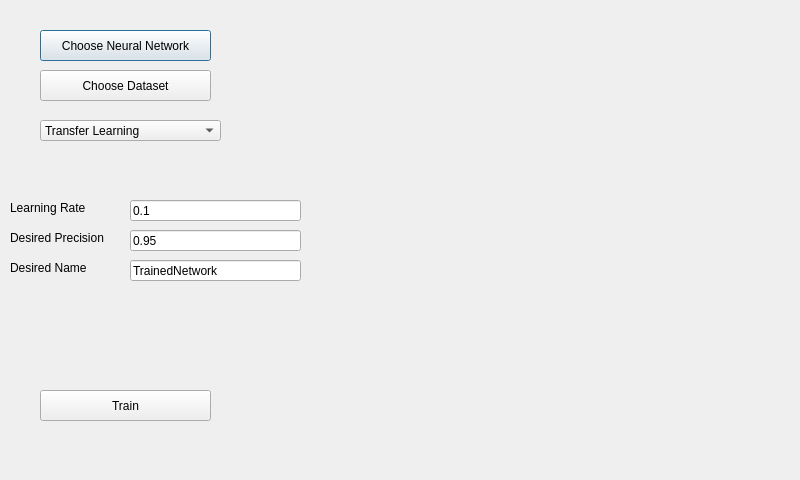
JohannesHaering/PSE, file ImplementationPhase/View/ViewModule/ui/TrainingPanel.ui: the form before one commit.
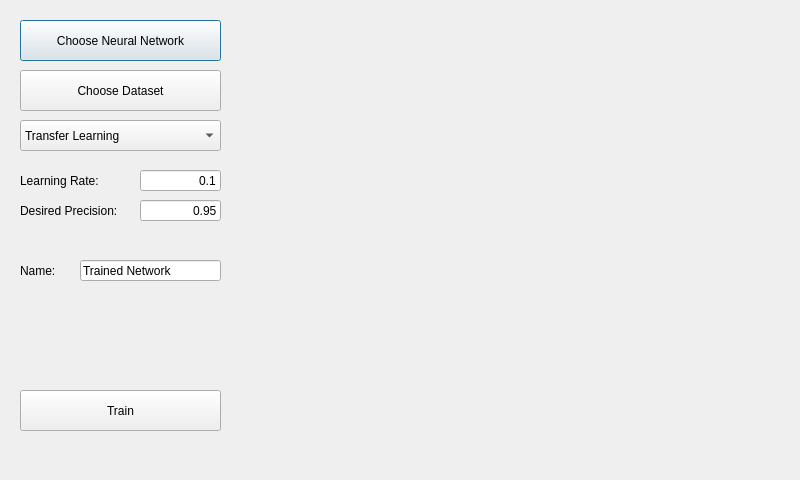
The form after the commit.

Patch:
```diff
--- a/ImplementationPhase/View/ViewModule/ui/TrainingPanel.ui
+++ b/ImplementationPhase/View/ViewModule/ui/TrainingPanel.ui
@@ -16,10 +16,10 @@
   <widget class="QPushButton" name="chooseNeuralNetwork">
    <property name="geometry">
     <rect>
-     <x>40</x>
-     <y>30</y>
-     <width>171</width>
-     <height>31</height>
+     <x>20</x>
+     <y>20</y>
+     <width>201</width>
+     <height>41</height>
     </rect>
    </property>
    <property name="text">
@@ -29,10 +29,10 @@
   <widget class="QPushButton" name="chooseDataset">
    <property name="geometry">
     <rect>
-     <x>40</x>
+     <x>20</x>
      <y>70</y>
-     <width>171</width>
-     <height>31</height>
+     <width>201</width>
+     <height>41</height>
     </rect>
    </property>
    <property name="text">
@@ -42,10 +42,10 @@
   <widget class="QPushButton" name="train">
    <property name="geometry">
     <rect>
-     <x>40</x>
+     <x>20</x>
      <y>390</y>
-     <width>171</width>
-     <height>31</height>
+     <width>201</width>
+     <height>41</height>
     </rect>
    </property>
    <property name="text">
@@ -55,88 +55,97 @@
   <widget class="QLineEdit" name="learningRate">
    <property name="geometry">
     <rect>
-     <x>130</x>
-     <y>200</y>
-     <width>171</width>
+     <x>140</x>
+     <y>170</y>
+     <width>81</width>
      <height>21</height>
     </rect>
    </property>
    <property name="text">
     <string>0.1</string>
    </property>
+   <property name="alignment">
+    <set>Qt::AlignRight|Qt::AlignTrailing|Qt::AlignVCenter</set>
+   </property>
   </widget>
   <widget class="QLabel" name="learningRateLabel">
    <property name="geometry">
     <rect>
-     <x>10</x>
-     <y>200</y>
+     <x>20</x>
+     <y>170</y>
      <width>101</width>
-     <height>16</height>
+     <height>21</height>
     </rect>
    </property>
    <property name="text">
-    <string>Learning Rate</string>
+    <string>Learning Rate:</string>
    </property>
   </widget>
   <widget class="QLineEdit" name="precision">
    <property name="geometry">
     <rect>
-     <x>130</x>
-     <y>230</y>
-     <width>171</width>
+     <x>140</x>
+     <y>200</y>
+     <width>81</width>
      <height>21</height>
     </rect>
    </property>
    <property name="text">
     <string>0.95</string>
    </property>
+   <property name="alignment">
+    <set>Qt::AlignRight|Qt::AlignTrailing|Qt::AlignVCenter</set>
+   </property>
   </widget>
   <widget class="QLineEdit" name="name">
    <property name="geometry">
     <rect>
-     <x>130</x>
+     <x>80</x>
      <y>260</y>
-     <width>171</width>
+     <width>141</width>
      <height>21</height>
     </rect>
    </property>
    <property name="text">
-    <string>TrainedNetwork</string>
+    <string>Trained Network</string>
+   </property>
+   <property name="alignment">
+    <set>Qt::AlignLeading|Qt::AlignLeft|Qt::AlignVCenter</set>
    </property>
   </widget>
   <widget class="QLabel" name="precisionLabel">
    <property name="geometry">
     <rect>
-     <x>10</x>
-     <y>230</y>
+     <x>20</x>
+     <y>200</y>
      <width>131</width>
-     <height>16</height>
+     <height>21</height>
     </rect>
    </property>
    <property name="text">
-    <string>Desired Precision</string>
+    <string>Desired Precision:</string>
    </property>
   </widget>
   <widget class="QLabel" name="desiredNameLabel">
    <property name="geometry">
     <rect>
-     <x>10</x>
+     <x>20</x>
      <y>260</y>
      <width>101</width>
-     <height>16</height>
+     <height>21</height>
     </rect>
    </property>
    <property name="text">
-    <string>Desired Name</string>
+    <string>Name:</string>
    </property>
   </widget>
   <widget class="QComboBox" name="comboBox">
    <property name="geometry">
     <rect>
-     <x>40</x>
+     <x>20</x>
      <y>120</y>
-     <width>181</width>
-     <height>21</height>
+     <width>201</width>
+     <height>31</height>
     </rect>
    </property>
    <item>
```
